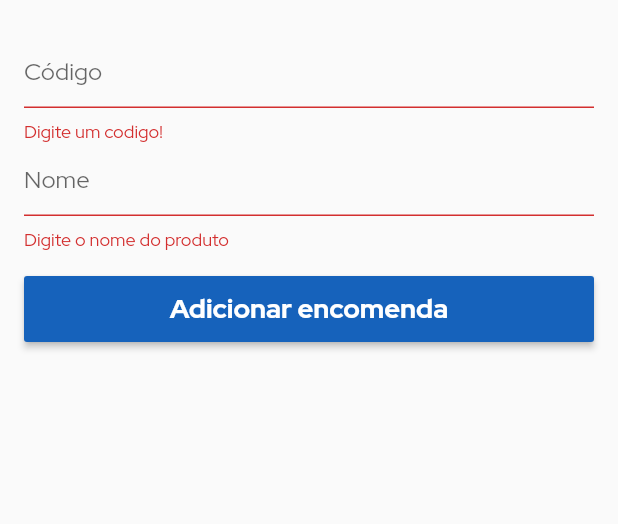
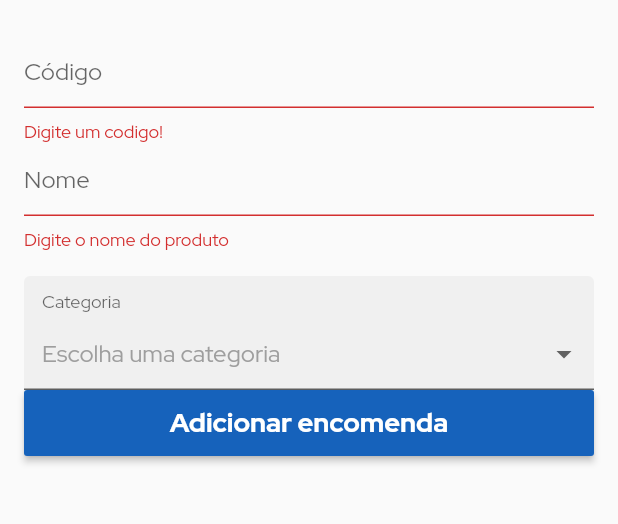
Before and after one commit to natandiasm/Rastreime, a Flutter app: the AddOrderScreen screen opened directly, after a tap on "Adicionar encomenda", on a phone screen of 412 x 824 dp, the part 72-596 px from its top. Run offline on Flutter 3.47's test engine with Material 2 defaults, Android fonts, the light colour scheme and no system bars; drawn by our look-alikes of dropdown_formfield; our stand-ins replace cloud_firestore, firebase_auth, line_awesome_icons; missing offline and left inert: statusbar; accounts and stored records are empty.

Commit message:
Adicionado escolha de categoria a encomenda

```diff
--- a/lib/screens/add_order_screen.dart
+++ b/lib/screens/add_order_screen.dart
@@ -1,3 +1,4 @@
+import 'package:dropdown_formfield/dropdown_formfield.dart';
 import 'package:flutter/material.dart';
 import 'package:rastreimy/models/order_model.dart';
 import 'package:rastreimy/models/user_model.dart';
@@ -11,6 +12,7 @@ class AddOrderScreen extends StatefulWidget {
 class _AddOrderScreenState extends State<AddOrderScreen> {
   final _nameController = TextEditingController();
   final _shippingcodeController = TextEditingController();
+  String _categoriaEncomenda;
   final _formKey = GlobalKey<FormState>();
   final _scaffoldKey = GlobalKey<ScaffoldState>();
 
@@ -64,6 +66,73 @@ class _AddOrderScreenState extends State<AddOrderScreen> {
                   SizedBox(
                     height: 16.0,
                   ),
+                  DropDownFormField(
+                    titleText: 'Categoria',
+                    hintText: 'Escolha uma categoria',
+                    value: _categoriaEncomenda,
+                    onSaved: (value) {
+                      setState(() {
+                        _categoriaEncomenda = value;
+                      });
+                    },
+                    onChanged: (value) {
+                      setState(() {
+                        _categoriaEncomenda = value;
+                      });
+                    },
+                    dataSource: [
+                      {
+                        "display": "Eletronico",
+                        "value": "eletronico",
+                      },
+                      {
+                        "display": "Smartphone",
+                        "value": "smartphone",
+                      },
+                      {
+                        "display": "Computador",
+                        "value": "computador",
+                      },
+                      {
+                        "display": "Jogo",
+                        "value": "jogo",
+                      },
+                      {
+                        "display": "Livro",
+                        "value": "livro",
+                      },
+                      {
+                        "display": "Ferramenta",
+                        "value": "ferramenta",
+                      },
+                      {
+                        "display": "Esporte",
+                        "value": "esporte",
+                      },
+                      {
+                        "display": "Roupa",
+                        "value": "roupe",
+                      },
+                      {
+                        "display": "Calçado",
+                        "value": "calcado",
+                      },
+                      {
+                        "display": "Bolsa",
+                        "value": "bolsa",
+                      },
+                      {
+                        "display": "Comida",
+                        "value": "comida",
+                      },
+                      {
+                        "display": "Outro",
+                        "value": "outro",
+                      },
+                    ],
+                    textField: 'display',
+                    valueField: 'value',
+                  ),
                   SizedBox(
                     height: 44.0,
                     child: RaisedButton(
@@ -77,10 +146,23 @@ class _AddOrderScreenState extends State<AddOrderScreen> {
                       textColor: Colors.white,
                       color: Theme.of(context).primaryColor,
                       onPressed: () {
+                        _onPressAddOrderButton(model);
+                      },
+                    ),
+                  ),
+                ],
+              ),
+            );
+          },
+        ));
+  }
+
+  void _onPressAddOrderButton(model) {
     if (_formKey.currentState.validate()) {
       Map<String, dynamic> orderData = {
         "name": _nameController.text,
         "shippingcode": _shippingcodeController.text,
+        "category": _categoriaEncomenda,
         "user": model.firebaseUser.uid
       };
       OrderModel.addOrder(
@@ -98,36 +180,5 @@ class _AddOrderScreenState extends State<AddOrderScreen> {
             Navigator.of(context).pop();
           });
     }
-                      },
-                    ),
-                  ),
-                ],
-              ),
-            );
-          },
-        ));
-  }
-
-  void _onSucess() {
-    _scaffoldKey.currentState.showSnackBar(
-      SnackBar(
-        content: Text("Usuário criado com sucesso!"),
-        backgroundColor: Theme.of(context).primaryColor,
-        duration: Duration(seconds: 2),
-      ),
-    );
-    Future.delayed(Duration(seconds: 2)).then((_) {
-      Navigator.of(context).pop();
-    });
-  }
-
-  void _onFail() {
-    _scaffoldKey.currentState.showSnackBar(
-      SnackBar(
-        content: Text("Falha ao criar usuário!"),
-        backgroundColor: Colors.redAccent,
-        duration: Duration(seconds: 2),
-      ),
-    );
   }
 }
--- a/pubspec.yaml
+++ b/pubspec.yaml
@@ -22,6 +22,7 @@ dependencies:
 
   cupertino_icons: ^0.1.2
   line_awesome_icons: ^1.0.4+2
+  dropdown_formfield: ^0.1.2
   statusbar: ^1.1.0
   flutter_staggered_grid_view: ^0.3.0
   flutter_correios: ^1.0.2
```
Also changed, not shown: pubspec.lock. Lines whose indentation alone changed are shown as unchanged.
